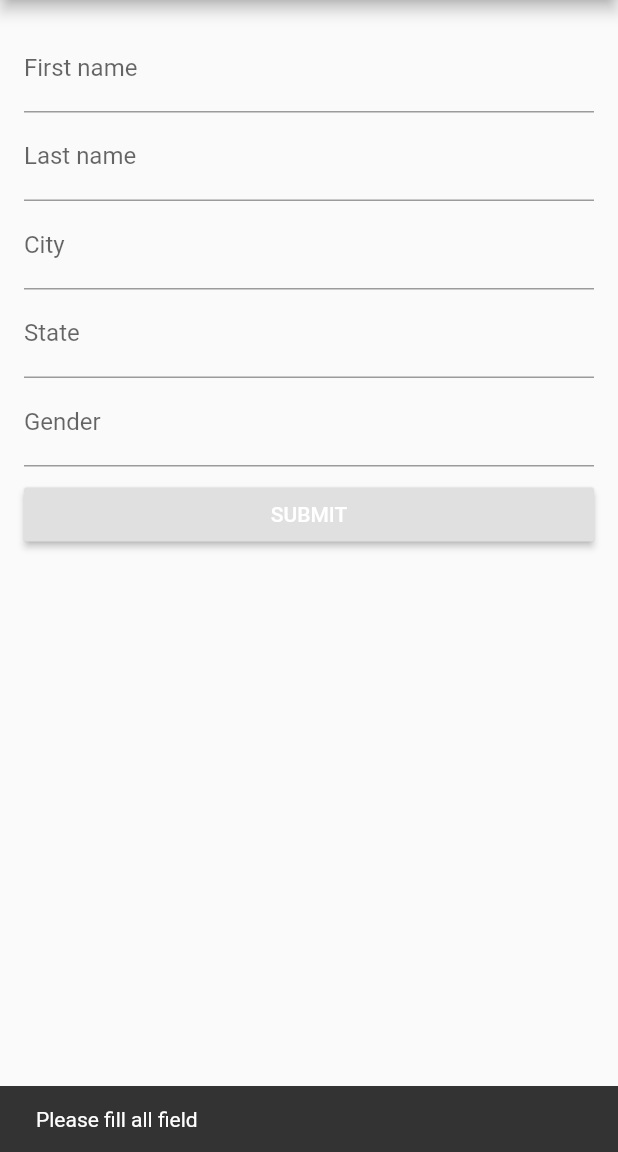
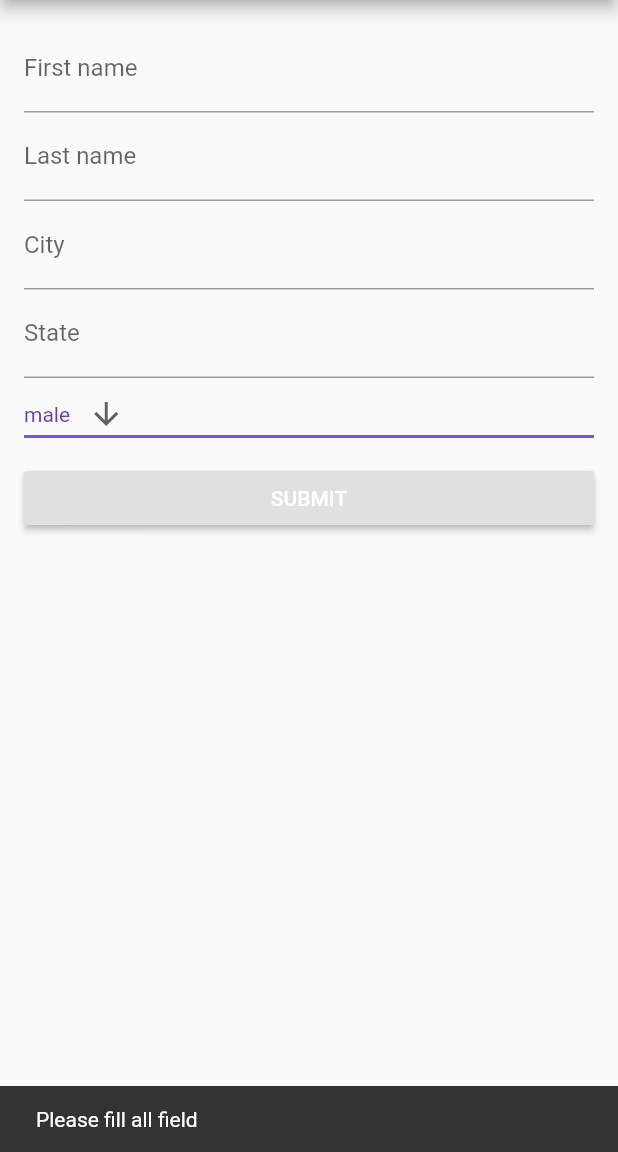
Before and after one commit to Concretely/Dave, a Flutter app: the FormAddScreen screen opened directly, after a tap on "SUBMIT", on a phone screen of 412 x 824 dp, the part 84-1236 px from its top. Run offline on Flutter 3.47's test engine with Material 2 defaults, Android fonts, the phone set to English and light mode, and no system bars; our stand-ins replace geolocator, url_launcher_web; missing offline and left inert: flutter_webview_plugin; network calls fail.

Commit message:
Added gender dropdown

```diff
--- a/flutter_patient/lib/src/ui/formadd/form_add_screen.dart
+++ b/flutter_patient/lib/src/ui/formadd/form_add_screen.dart
@@ -23,6 +23,7 @@
   bool _isFieldCityValid;
   bool _isFieldStateValid;
   bool _isFieldGenderValid;
+  String newGender;
 
   TextEditingController _controllerFirstName = TextEditingController();
   TextEditingController _controllerLastName = TextEditingController();
@@ -43,6 +44,9 @@
       _controllerState.text = widget.patient.address[0].state;
       _isFieldGenderValid = true;
       _controllerGender.text = widget.patient.gender;
+      newGender=widget.patient.gender;
+    }else{
+      newGender = 'male';
     }
     super.initState();
   }
@@ -69,7 +73,8 @@
                 _buildTextFieldLastName(),
                 _buildTextFieldCity(),
                 _buildTextFieldState(),
-                _buildTextFieldGender(),
+                //_buildTextFieldGender(),
+                _buildGenderDropdown(),
                 Padding(
                   padding: const EdgeInsets.only(top: 8.0),
                   child: RaisedButton(
@@ -104,7 +109,7 @@
                       String lastname = _controllerLastName.text.toString();
                       String city = _controllerCity.text.toString();
                       String state = _controllerState.text.toString();
-                      String gender = _controllerGender.text.toString();
+                      //String gender = _controllerGender.text.toString();
 
                       //Profile profile =
                       //    Profile(name: name, email: email, age: age);
@@ -129,7 +134,7 @@
                         patient.address.add(new Address());
                         patient.address[0].city=city;
                         patient.address[0].state=state;
-                        patient.gender=gender;
+                        patient.gender=newGender;
                         patient.generalPractitioner=[];
                         patient.generalPractitioner.add(new Reference());
                         patient.generalPractitioner[0].reference = "Practitioner/6";
@@ -154,7 +159,7 @@
                         patient.name[0].family=lastname;
                         patient.address[0].city=city;
                         patient.address[0].state=state;
-                        patient.gender=gender;
+                        patient.gender=newGender;
 
 
                         resourceApiService.update("Patient", patient).then((statusCode) {
@@ -193,6 +198,28 @@
               : Container(),
         ],
       ),
+    );
+  }
+
+  Widget _buildGenderDropdown(){
+    return DropdownButton<String>(
+      value: newGender,
+      icon: Icon(Icons.arrow_downward),
+      iconSize: 24,
+      elevation: 16,
+      style: TextStyle(color: Colors.deepPurple),
+      underline: Container(
+        height: 2,
+        color: Colors.deepPurpleAccent,
+      ),
+      onChanged: (String newValue) {setState(() => newGender = newValue);},
+      items: <String>['male','female']
+          .map<DropdownMenuItem<String>>((String value) {
+        return DropdownMenuItem<String>(
+          value: value,
+          child: Text(value),
+        );
+      }).toList(),
     );
   }
 
```
